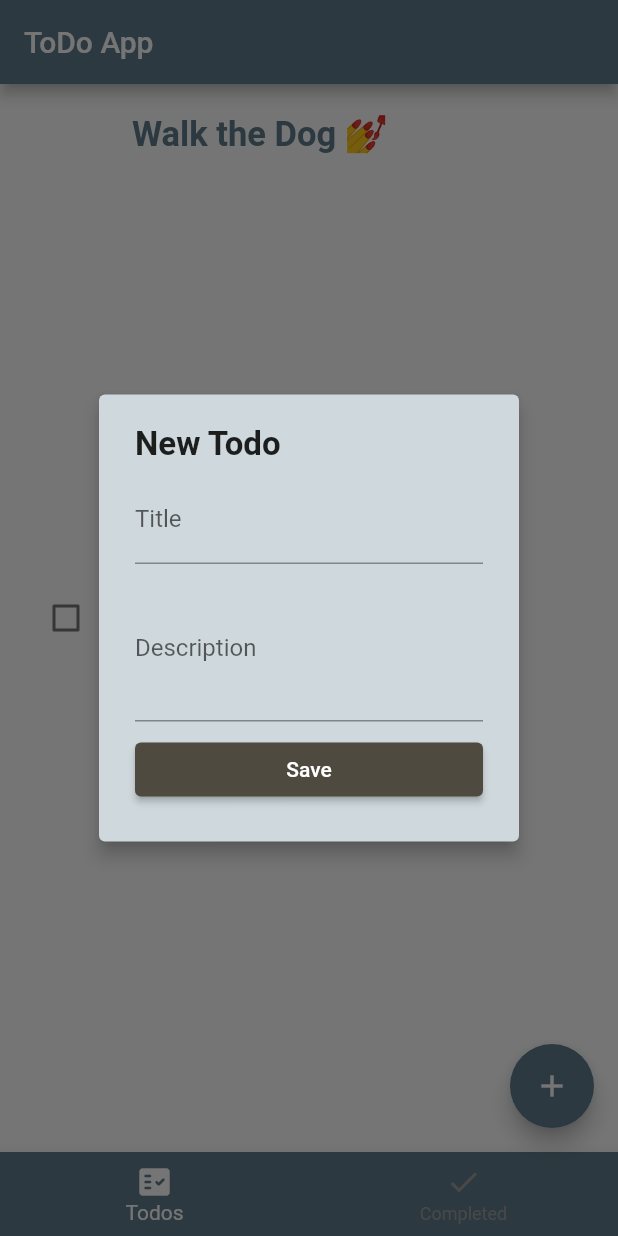
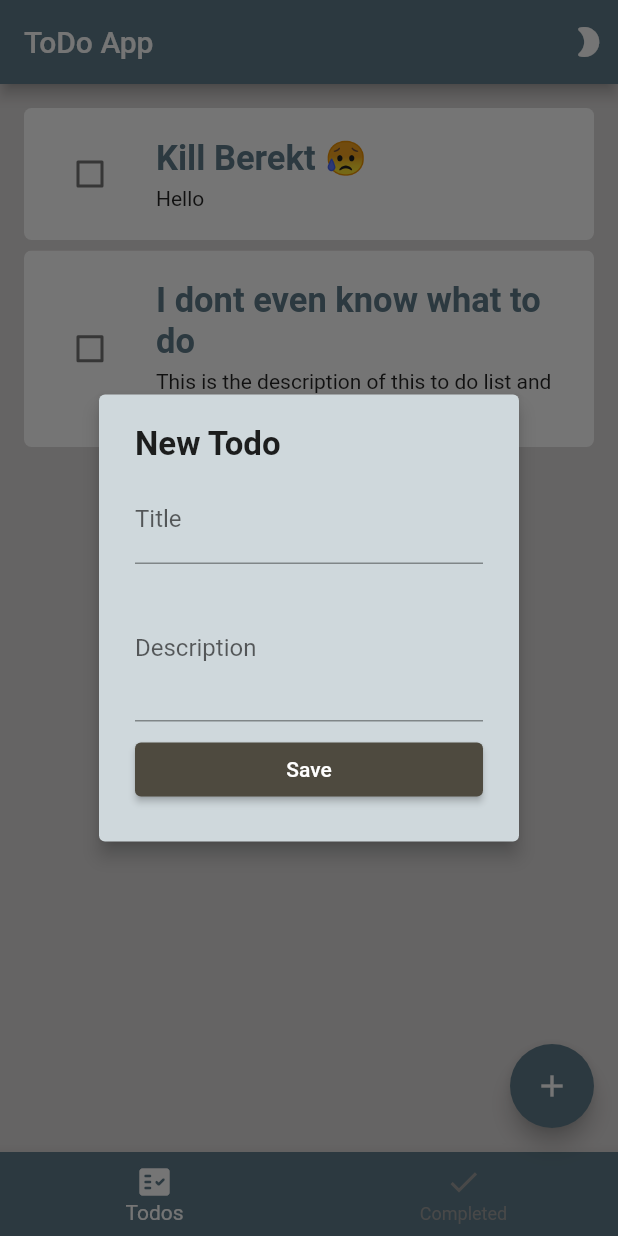
Before and after one commit to BrookFeleke/Todo, a Flutter app: the screen it shows after launch, after a tap on the "add" icon, on a phone screen of 412 x 824 dp. Run offline on Flutter 3.47's test engine with Material 2 defaults, Android fonts, the phone set to English and light mode, and no system bars; drawn by our look-alikes of flutter_slidable.

Commit message:
done for today

```diff
--- a/lib/page/homepage.dart
+++ b/lib/page/homepage.dart
@@ -20,7 +20,12 @@ class _HomePageState extends State<HomePage> {
       Container(),
     ];
     return Scaffold(
+      backgroundColor: Color.fromARGB(255, 221, 218, 218),
       appBar: AppBar(
+        actions: [Padding(
+          padding: const EdgeInsets.all(8.0),
+          child: Icon(Icons.mode_night_rounded),
+        )],
         title: Text(MyApp.title),
       ),
       bottomNavigationBar: BottomNavigationBar(
--- a/lib/provider/todos.dart
+++ b/lib/provider/todos.dart
@@ -1,5 +1,23 @@
 import 'package:flutter/material.dart';
+import '../model/todo.dart';
+class TodosProvider extends ChangeNotifier {
+  List<Todo> _todo = [
+    Todo(
+      createdTime: DateTime.now(),
+      title: 'Kill Berekt 😥',
+description: 'Hello',
+    ),
+    Todo(createdTime: DateTime.now(),
+    title: 'I dont even know what to do',
+    description: 'This is the description of this to do list and it is todo to do bla bla bla')
+  ];
 
-class TodosProvider extends ChangeNotifier {
 
+  List<Todo> get todos => _todo.where((todo) => todo.isDone == false).toList();
+
+  void addTodo(Todo todo) {
+    _todo.add(todo);
+
+    notifyListeners();
+  }
 }
--- a/lib/widget/AddtodoDialog.dart
+++ b/lib/widget/AddtodoDialog.dart
@@ -1,4 +1,7 @@
 import 'package:flutter/material.dart';
+import 'package:provider/provider.dart';
+import 'package:todo/model/todo.dart';
+import 'package:todo/provider/todos.dart';
 import './Todo_form_widget.dart';
 
 class AddTodoDialogWidget extends StatefulWidget {
@@ -15,8 +18,12 @@ class _AddTodoDialogWidgetState extends State<AddTodoDialogWidget> {
 
   @override
   Widget build(BuildContext context) {
-    return AlertDialog(elevation: 5,backgroundColor: Theme.of(context).primaryColorLight,
-        content: Column(
+    return AlertDialog(
+        elevation: 5,
+        backgroundColor: Theme.of(context).primaryColorLight,
+        content: Form(
+          key: _formKey,
+          child: Column(
               children: [
                 const Text(
                   'New Todo',
@@ -29,10 +36,31 @@ class _AddTodoDialogWidgetState extends State<AddTodoDialogWidget> {
                   }),
                   onChangedDescription: (description) => setState(() {
                     this.description = description;
-            }),onSavedTodo: () {},
+                  }),
+                  onSavedTodo: addTodo,
                 )
               ],
               mainAxisSize: MainAxisSize.min,
-            crossAxisAlignment: CrossAxisAlignment.start));
+              crossAxisAlignment: CrossAxisAlignment.start),
+        ));
+  }
+
+  void addTodo() {
+    final isValid = _formKey.currentState!.validate();
+
+    if (!isValid) {
+      return;
+    } else {
+      final todo = Todo(
+          createdTime: DateTime.now(),
+          title: title,
+          id: DateTime.now().toString(),
+          description: description);
+
+      final provider = Provider.of<TodosProvider>(context, listen: false);
+      provider.addTodo(todo);
+
+      Navigator.of(context).pop();
     }
   }
+}
--- a/lib/widget/Todo_widget.dart
+++ b/lib/widget/Todo_widget.dart
@@ -8,7 +8,9 @@ class TodoWidget extends StatelessWidget {
   const TodoWidget({Key? key, required this.todo}) : super(key: key);
 
   @override
-  Widget build(BuildContext context) => Slidable(
+  Widget build(BuildContext context) =>   ClipRRect(
+    borderRadius: BorderRadius.circular(5),
+    child: Slidable(
           actionPane: SlidableDrawerActionPane(),
           actions: [
             IconSlideAction(
@@ -17,18 +19,18 @@ class TodoWidget extends StatelessWidget {
               icon: Icons.edit,
               onTap: () {},
             ),
-
           ],
           secondaryActions: [
             IconSlideAction(
               icon: Icons.delete,
               color: Color.fromARGB(255, 247, 93, 82),
               caption: 'Delete',
-            onTap: (){},
+              onTap: () {},
             )
           ],
           child: buildTodo(context),
           key: Key(todo!.id.toString()),
+        ),
   );
   Widget buildTodo(BuildContext context) => Container(
         color: Colors.white,
--- a/lib/widget/todo_list_widget.dart
+++ b/lib/widget/todo_list_widget.dart
@@ -1,15 +1,27 @@
 import 'package:flutter/material.dart';
+import 'package:provider/provider.dart';
 import 'package:todo/model/todo.dart';
 import './Todo_widget.dart';
+import '../provider/todos.dart';
 
 class TodoListWidget extends StatelessWidget {
-  const TodoListWidget({ Key? key }) : super(key: key);
+  const TodoListWidget({Key? key}) : super(key: key);
 
   @override
   Widget build(BuildContext context) {
-    return TodoWidget(
-      todo: Todo(createdTime: DateTime.now(), title: 'Walk the Dog 💅')
+    final provider = Provider.of<TodosProvider>(context);
+    final todos = provider.todos;
 
+    return todos.isEmpty?Center(child: Text("No todos")):ListView.separated(
+      separatorBuilder: ((context, index) => Container(height: 7,)),
+      physics: BouncingScrollPhysics(),
+      padding: EdgeInsets.all(16),
+      itemCount: todos.length,
+      itemBuilder: (context, index) {
+        final todo = todos[index];
+
+        return TodoWidget(todo: todo);
+      },
     );
   }
 }
```
Lines whose indentation alone changed are shown as unchanged.
